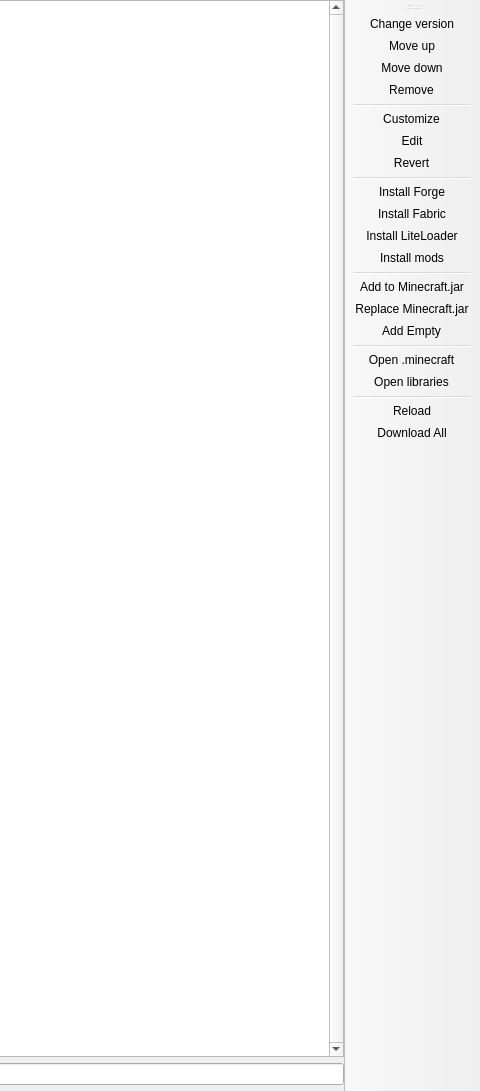
Before: the Qt Designer form launcher/ui/pages/instance/VersionPage.ui in FreesmTeam/FreesmLauncher, drawn with Qt 5; both pictures show x 481 to 961 and y 0 to 1091 of the 961 by 1091 pixel window.
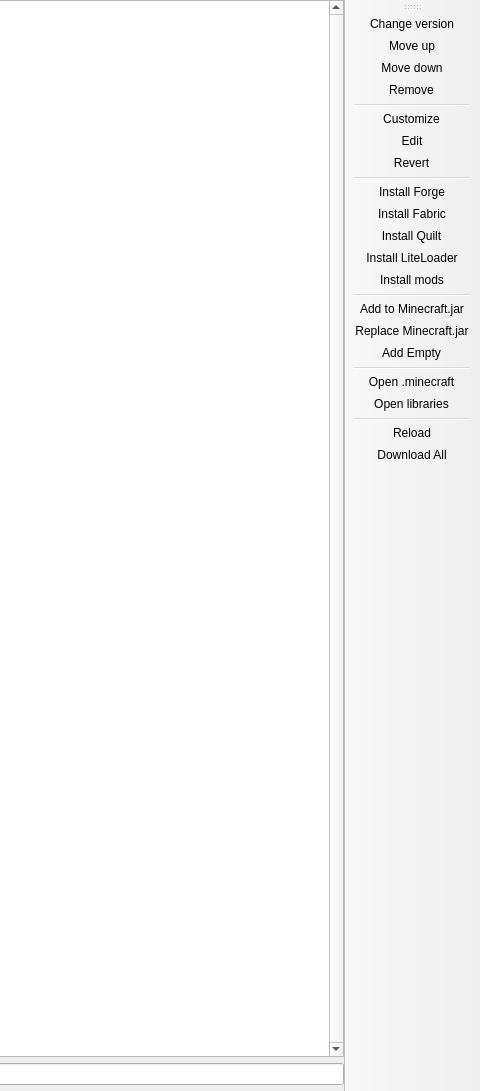
After: the same form once the commit is applied. Custom widgets are drawn as their Qt base class.

Commit message: feat: initial Quilt support

What changed in the file:
```diff
--- a/launcher/ui/pages/instance/VersionPage.ui
+++ b/launcher/ui/pages/instance/VersionPage.ui
@@ -107,6 +107,7 @@
    <addaction name="separator"/>
    <addaction name="actionInstall_Forge"/>
    <addaction name="actionInstall_Fabric"/>
+   <addaction name="actionInstall_Quilt"/>
    <addaction name="actionInstall_LiteLoader"/>
    <addaction name="actionInstall_mods"/>
    <addaction name="separator"/>
@@ -192,6 +193,14 @@
     <string>Install the Fabric Loader package.</string>
    </property>
   </action>
+  <action name="actionInstall_Quilt">
+   <property name="text">
+    <string>Install Quilt</string>
+   </property>
+   <property name="toolTip">
+    <string>Install the Quilt Loader package.</string>
+   </property>
+  </action>
   <action name="actionInstall_LiteLoader">
    <property name="text">
     <string>Install LiteLoader</string>
```
The commit also changes 3 other files.
